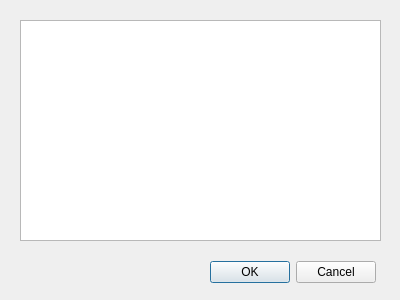
Above: gui/view/NewGrammarDialog.ui from joaovicentesouto/INE5421 before the change. Below: the same form after it.
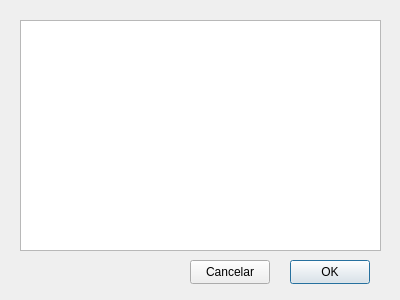
That is the form after the change.

Commit message: Start of dialog windows

What changed in the file:
```diff
--- a/gui/view/NewGrammarDialog.ui
+++ b/gui/view/NewGrammarDialog.ui
@@ -13,29 +13,55 @@
   <property name="windowTitle">
    <string>Dialog</string>
   </property>
-  <widget class="QPlainTextEdit" name="plainTextEdit">
+  <widget class="QPushButton" name="m_ok_btn">
+   <property name="geometry">
+    <rect>
+     <x>290</x>
+     <y>260</y>
+     <width>80</width>
+     <height>24</height>
+    </rect>
+   </property>
+   <property name="text">
+    <string>OK</string>
+   </property>
+  </widget>
+  <widget class="QPushButton" name="m_cancel_btn">
+   <property name="geometry">
+    <rect>
+     <x>190</x>
+     <y>260</y>
+     <width>80</width>
+     <height>24</height>
+    </rect>
+   </property>
+   <property name="text">
+    <string>Cancelar</string>
+   </property>
+  </widget>
+  <widget class="QLabel" name="m_error">
+   <property name="geometry">
+    <rect>
+     <x>30</x>
+     <y>260</y>
+     <width>151</width>
+     <height>16</height>
+    </rect>
+   </property>
+   <property name="text">
+    <string/>
+   </property>
+  </widget>
+  <widget class="QPlainTextEdit" name="m_text">
    <property name="geometry">
     <rect>
      <x>20</x>
      <y>20</y>
      <width>361</width>
-     <height>221</height>
+     <height>231</height>
     </rect>
    </property>
   </widget>
-  <widget class="QDialogButtonBox" name="buttonBox">
-   <property name="geometry">
-    <rect>
-     <x>210</x>
-     <y>260</y>
-     <width>166</width>
-     <height>25</height>
-    </rect>
-   </property>
-   <property name="standardButtons">
-    <set>QDialogButtonBox::Cancel|QDialogButtonBox::Ok</set>
-   </property>
-  </widget>
  </widget>
  <resources/>
  <connections/>
```
The commit also changes 10 other files.
